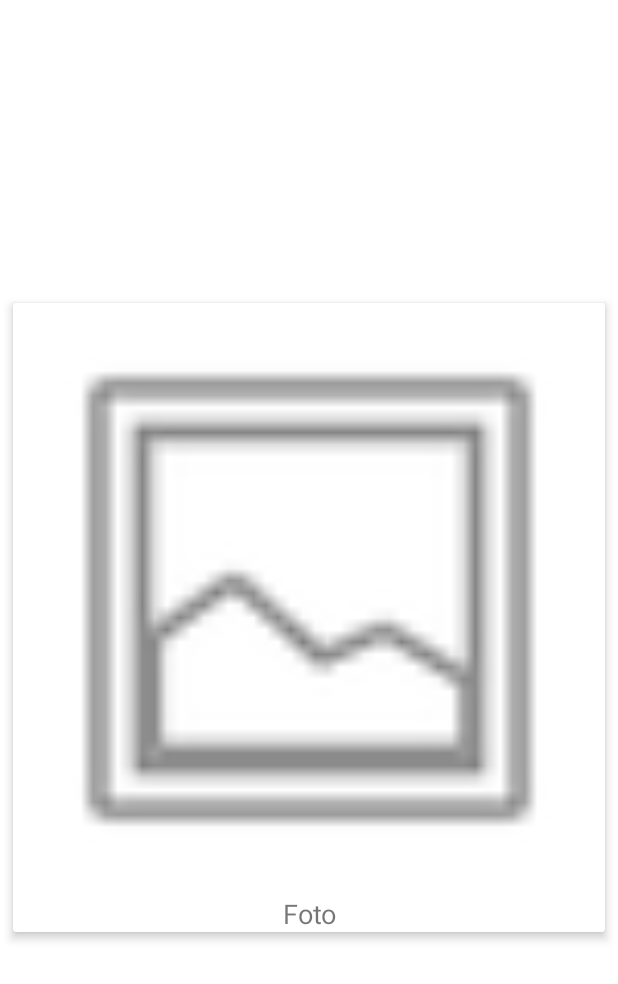
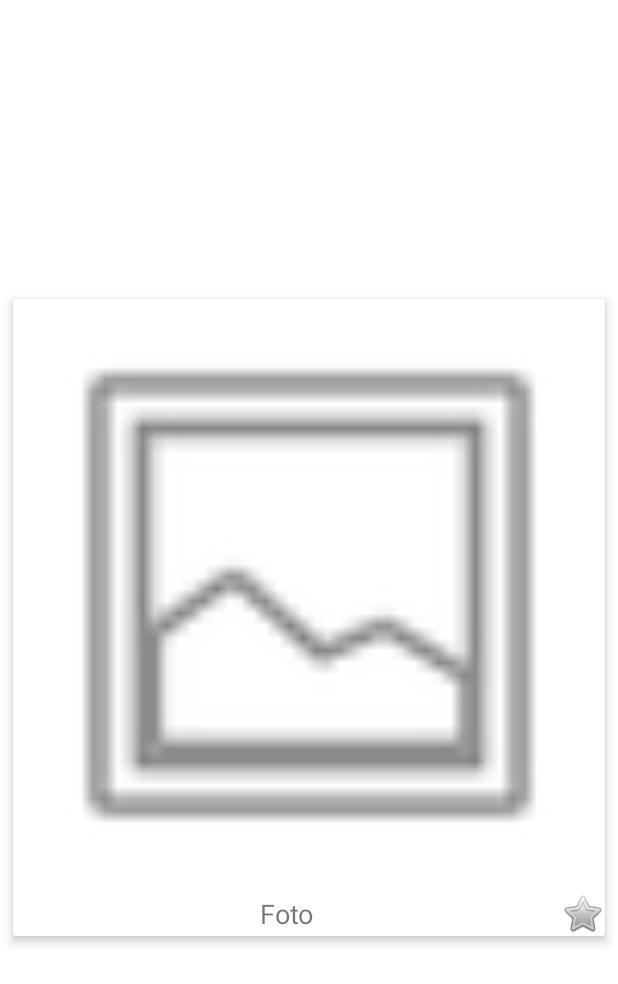
Before and after one commit to scacchipa/netbuster, an Android app: the layout recyclerview_row_item.xml on its own in the app's theme, with its tools: preview values and no code run, on a phone screen of 412 x 824 dp. Shown: the top 984 px of the screen. Run offline under Robolectric (Android 15) with nearby library versions, the phone set to English and light mode, and no system bars; network calls fail.

Commit message:
Improve Star Function

```diff
--- a/app/src/main/res/layout/recyclerview_row_item.xml
+++ b/app/src/main/res/layout/recyclerview_row_item.xml
@@ -1,6 +1,7 @@
 <?xml version="1.0" encoding="utf-8"?>
 <androidx.cardview.widget.CardView
     xmlns:android="http://schemas.android.com/apk/res/android"
+    xmlns:tools="http://schemas.android.com/tools"
     android:layout_width="match_parent"
     android:layout_height="wrap_content"
     xmlns:app="http://schemas.android.com/apk/res-auto"
@@ -9,10 +10,9 @@
     android:layout_margin="4dp"
     app:cardElevation="4dp"
     app:cardUseCompatPadding="true">
-    <androidx.appcompat.widget.LinearLayoutCompat
+    <androidx.constraintlayout.widget.ConstraintLayout
         android:layout_width="match_parent"
-        android:layout_height="wrap_content"
-        android:orientation="vertical">
+        android:layout_height="match_parent">
 
         <com.android.volley.toolbox.NetworkImageView
             android:id="@+id/cardview_image"
@@ -20,15 +20,33 @@
             android:layout_height="wrap_content"
             android:adjustViewBounds="true"
             android:scaleType="fitCenter"
-            android:src="@android:drawable/ic_menu_gallery" />
+            android:src="@android:drawable/ic_menu_gallery"
+            app:layout_constraintEnd_toEndOf="parent"
+            app:layout_constraintHorizontal_bias="0.0"
+            app:layout_constraintStart_toStartOf="parent"
+            app:layout_constraintTop_toTopOf="parent" />
+
         <TextView
             android:id="@+id/cardview_text"
-            android:layout_width="match_parent"
+            android:layout_width="0dp"
             android:layout_height="wrap_content"
             android:gravity="center"
+            android:text="Foto"
             android:textSize="18sp"
-            android:text="Foto"
-            />
-    </androidx.appcompat.widget.LinearLayoutCompat>
+            app:layout_constraintBottom_toBottomOf="parent"
+            app:layout_constraintEnd_toStartOf="@+id/star_view"
+            app:layout_constraintStart_toStartOf="@+id/cardview_image"
+            app:layout_constraintTop_toBottomOf="@+id/cardview_image" />
+
+        <ImageView
+            android:id="@+id/star_view"
+            android:layout_width="30dp"
+            android:layout_height="30dp"
+            android:visibility="visible"
+            app:layout_constraintBottom_toBottomOf="parent"
+            app:layout_constraintEnd_toEndOf="parent"
+            app:layout_constraintTop_toBottomOf="@+id/cardview_image"
+            app:srcCompat="@android:drawable/btn_star_big_off" />
+    </androidx.constraintlayout.widget.ConstraintLayout>
 
 </androidx.cardview.widget.CardView>
```
Also changed, not shown: app/src/main/java/ar/com/westsoft/netbuster/core/FavorityFragment.kt (+2 -5 lines), app/src/main/java/ar/com/westsoft/netbuster/core/MainActivity.kt (+7 -0 lines), app/src/main/java/ar/com/westsoft/netbuster/core/SearchFragment.kt (+47 -14 lines).
